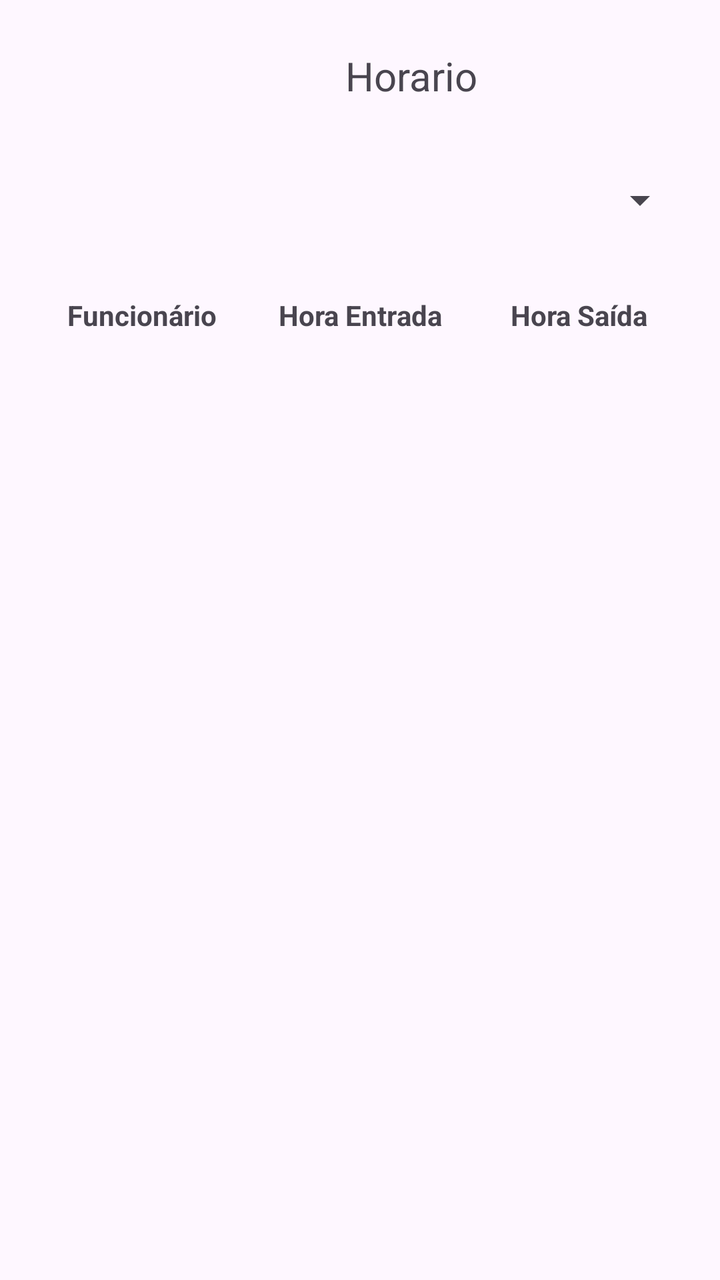
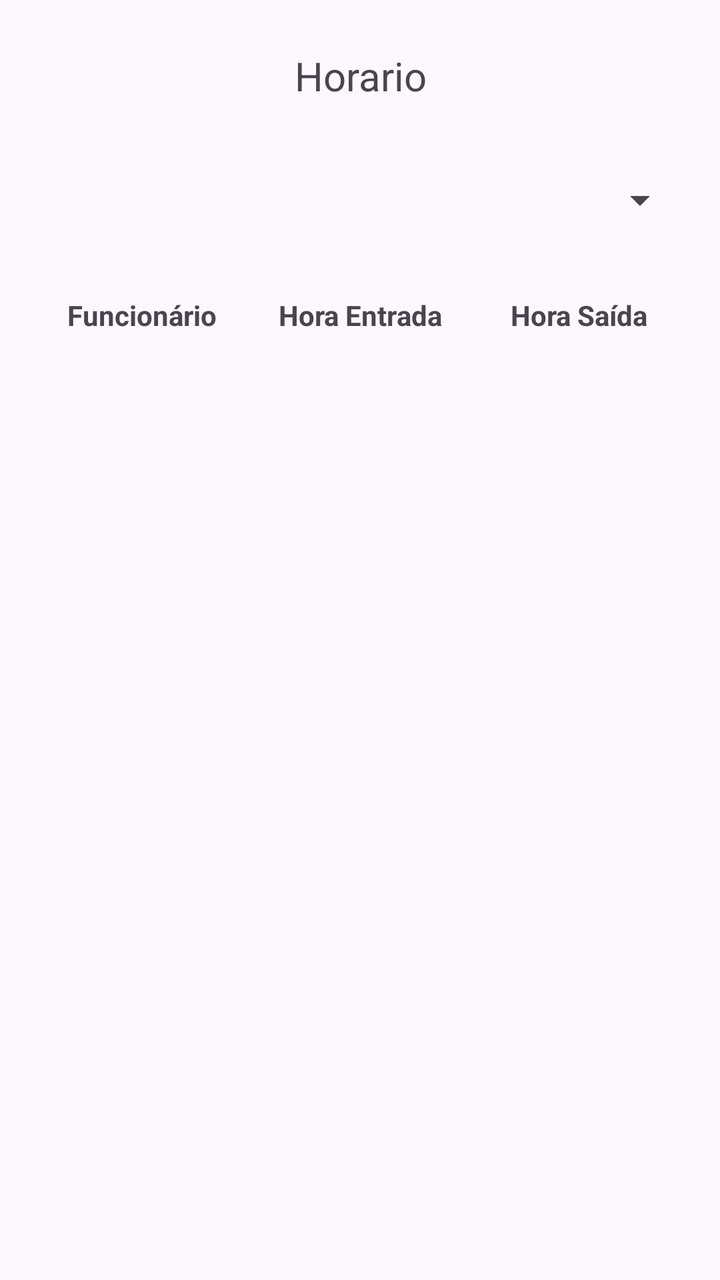

Before-and-after screenshots of an Android layout around one commit, followed by the original layout XML and the change that was made.
<!-- AndroidManifest.xml: application theme Theme.ProjectDroid_1220893_1241190 -->
<!-- res/layout/activity_horario.xml -->
<?xml version="1.0" encoding="utf-8"?>
<androidx.constraintlayout.widget.ConstraintLayout xmlns:android="http://schemas.android.com/apk/res/android"
    xmlns:app="http://schemas.android.com/apk/res-auto"
    xmlns:tools="http://schemas.android.com/tools"
    android:id="@+id/main"
    android:layout_width="match_parent"
    android:layout_height="match_parent"
    tools:context=".ui.Horario">

    <TextView
        android:id="@+id/tvHorario"
        android:layout_width="87dp"
        android:layout_height="44dp"
        android:layout_marginStart="162dp"
        android:layout_marginTop="16dp"
        android:layout_marginBottom="18dp"
        android:gravity="center"
        android:text="Horario"
        android:textSize="20sp"
        app:layout_constraintBottom_toTopOf="@+id/spinnerDia"
        app:layout_constraintStart_toStartOf="parent"
        app:layout_constraintTop_toTopOf="parent" />

    <Spinner
        android:id="@+id/spinnerDia"
        android:layout_width="0dp"
        android:layout_height="48dp"
        android:layout_marginStart="16dp"
        android:layout_marginTop="16dp"
        android:layout_marginEnd="16dp"
        app:layout_constraintEnd_toEndOf="parent"
        app:layout_constraintStart_toStartOf="parent"
        app:layout_constraintTop_toBottomOf="@id/tvHorario" />

    

    <LinearLayout
        android:id="@+id/headerTurnos"
        android:layout_width="0dp"
        android:layout_height="wrap_content"
        android:layout_marginTop="12dp"
        android:orientation="horizontal"
        android:paddingHorizontal="16dp"
        android:paddingVertical="12dp"
        app:layout_constraintEnd_toEndOf="parent"
        app:layout_constraintHorizontal_bias="0.0"
        app:layout_constraintStart_toStartOf="parent"
        app:layout_constraintTop_toBottomOf="@id/spinnerDia">

        <TextView
            android:layout_width="0dp"
            android:layout_height="wrap_content"
            android:layout_weight="1"
            android:gravity="center"
            android:text="Funcionário"
            android:textStyle="bold" />

        <TextView
            android:layout_width="0dp"
            android:layout_height="wrap_content"
            android:layout_weight="1"
            android:gravity="center"
            android:text="Hora Entrada"
            android:textStyle="bold" />

        <TextView
            android:layout_width="0dp"
            android:layout_height="wrap_content"
            android:layout_weight="1"
            android:gravity="center"
            android:text="Hora Saída"
            android:textStyle="bold" />

    </LinearLayout>

    <androidx.recyclerview.widget.RecyclerView
        android:id="@+id/rvHorario"
        android:layout_width="0dp"
        android:layout_height="0dp"
        android:layout_marginTop="2dp"
        app:layout_constraintStart_toStartOf="parent"
        app:layout_constraintEnd_toEndOf="parent"
        app:layout_constraintTop_toBottomOf="@id/headerTurnos"
        app:layout_constraintBottom_toBottomOf="parent" />

</androidx.constraintlayout.widget.ConstraintLayout>
<!-- resources referenced by this layout -->
<resources>
  <style name="Theme.ProjectDroid_1220893_1241190" parent="Base.Theme.ProjectDroid_1220893_1241190" />
  <style name="Base.Theme.ProjectDroid_1220893_1241190" parent="Theme.Material3.DayNight.NoActionBar">
          
          
      </style>
</resources>

<!-- the commit's change to res/layout/activity_horario.xml (unified diff, before → after) -->
@@ -11,13 +11,15 @@
         android:id="@+id/tvHorario"
         android:layout_width="87dp"
         android:layout_height="44dp"
-        android:layout_marginStart="162dp"
+        android:layout_marginStart="0dp"
         android:layout_marginTop="16dp"
+        android:layout_marginEnd="0dp"
         android:layout_marginBottom="18dp"
         android:gravity="center"
         android:text="Horario"
         android:textSize="20sp"
         app:layout_constraintBottom_toTopOf="@+id/spinnerDia"
+        app:layout_constraintEnd_toEndOf="parent"
         app:layout_constraintStart_toStartOf="parent"
         app:layout_constraintTop_toTopOf="parent" />
 
